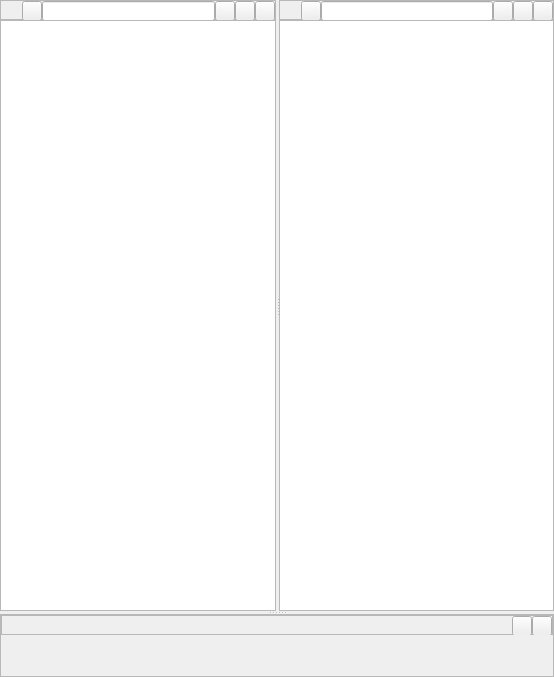
The window that XS/source/ObjectsDockWidget.ui (xenginez/X) describes before a commit, drawn with Qt 5.
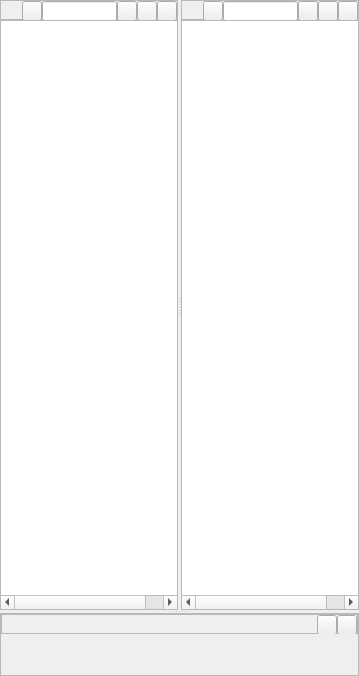
The same window after the commit.

What changed in the file:
```diff
--- a/XS/source/ObjectsDockWidget.ui
+++ b/XS/source/ObjectsDockWidget.ui
@@ -6,8 +6,8 @@
    <rect>
     <x>0</x>
     <y>0</y>
-    <width>554</width>
-    <height>677</height>
+    <width>359</width>
+    <height>676</height>
    </rect>
   </property>
   <property name="windowTitle">
```
